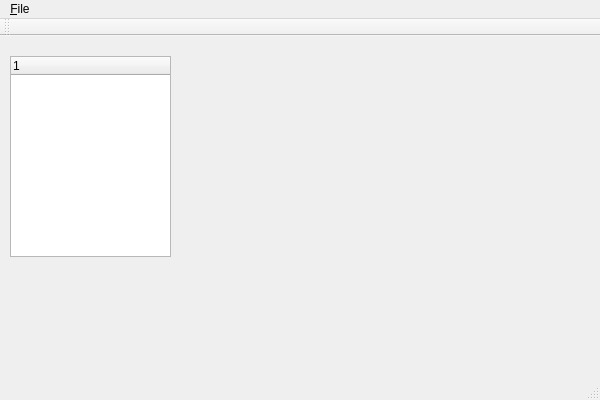
Before: the Qt Designer form cpp/pvtapp/pvtapp.ui in TWANG006/pvt-scheduler, drawn with Qt 5.
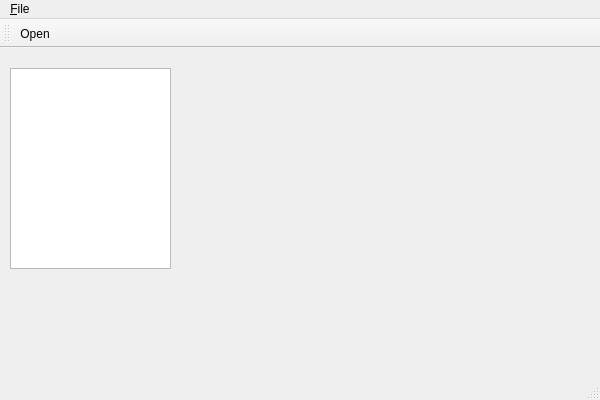
After: the same form once the commit is applied. Icons and pictures are not drawn.

What changed in the file:
```diff
--- a/cpp/pvtapp/pvtapp.ui
+++ b/cpp/pvtapp/pvtapp.ui
@@ -23,11 +23,9 @@
       <height>201</height>
      </rect>
     </property>
-    <column>
-     <property name="text">
-      <string notr="true">1</string>
-     </property>
-    </column>
+    <property name="columnCount">
+     <number>0</number>
+    </property>
    </widget>
   </widget>
   <widget class="QMenuBar" name="menuBar">
@@ -54,6 +52,7 @@
    <attribute name="toolBarBreak">
     <bool>false</bool>
    </attribute>
+   <addaction name="action_Open"/>
   </widget>
   <widget class="QStatusBar" name="statusBar"/>
   <action name="action_Open">
```
Left out of the diff: 4 changed lines with no effect on the pictures.
